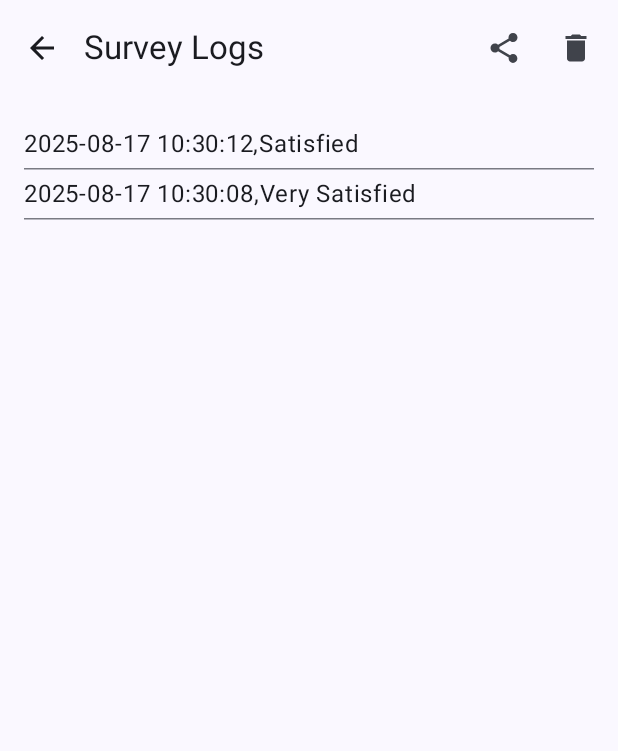
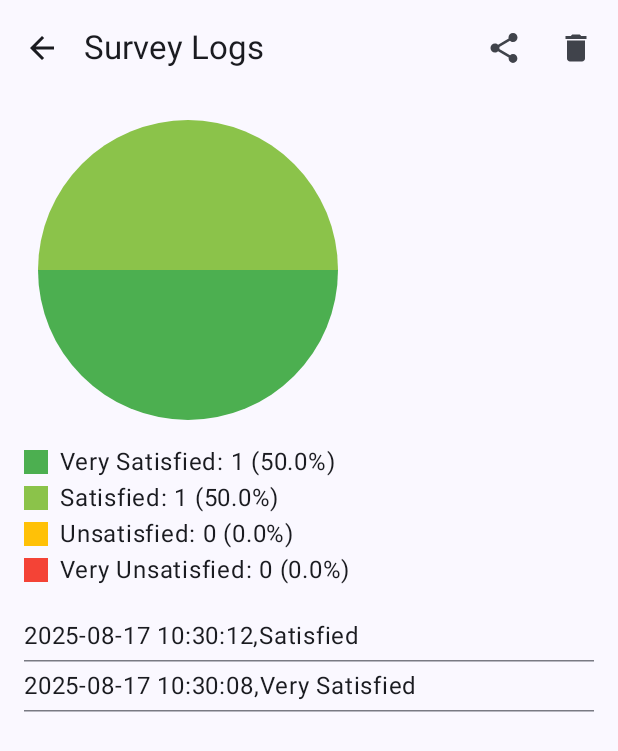
Before and after one commit to YutoNiki/local_survey, an Android app built with Jetpack Compose: the LogScreen screen opened through its navigation route, on a phone screen of 412 x 824 dp. Shown: the top 751 px of the screen. Run offline under Robolectric (Android 15) with nearby library versions, the phone set to English and light mode, and no system bars.

Commit message:
add pie chart

```diff
--- a/app/src/main/java/com/example/local_survey/MainActivity.kt
+++ b/app/src/main/java/com/example/local_survey/MainActivity.kt
@@ -32,6 +32,7 @@ import androidx.navigation.NavController
 import androidx.navigation.compose.NavHost
 import androidx.navigation.compose.composable
 import androidx.navigation.compose.rememberNavController
+import com.example.local_survey.ui.screens.LogScreen
 import com.example.local_survey.ui.theme.Local_surveyTheme
 import kotlinx.coroutines.delay
 import kotlinx.coroutines.launch
@@ -40,6 +41,7 @@ import java.text.SimpleDateFormat
 import java.util.*
 import androidx.activity.compose.LocalActivity
 import androidx.compose.foundation.Image
+import android.content.res.Configuration
 
 
 // --- Navigation Routes ---
@@ -275,6 +277,8 @@ fun SurveyScreen(navController: NavController) {
     }
 }
 
+
+
 @OptIn(ExperimentalMaterial3Api::class)
 @Composable
 fun PasswordScreen(navController: NavController) {
@@ -328,87 +332,6 @@ fun PasswordScreen(navController: NavController) {
     }
 }
 
-@OptIn(ExperimentalMaterial3Api::class)
-@Composable
-fun LogScreen(navController: NavController) {
-    val context = LocalContext.current
-    var logEntries by remember { mutableStateOf(readCsv(context)) }
-    var showDeleteDialog by remember { mutableStateOf(false) }
-
-    // Pre-fetch dialog strings
-    val deleteLogsConfirmationText = stringResource(R.string.delete_logs_confirmation)
-    val yesText = stringResource(R.string.yes)
-    val noText = stringResource(R.string.no)
-
-    Scaffold(
-        topBar = {
-            TopAppBar(
-                title = { Text(stringResource(R.string.survey_logs)) },
-                navigationIcon = {
-                    IconButton(onClick = { navController.popBackStack() }) {
-                        Icon(Icons.AutoMirrored.Filled.ArrowBack, contentDescription = stringResource(R.string.view_logs))
-                    }
-                },
-                actions = {
-                    IconButton(onClick = { shareCsv(context) }) {
-                        Icon(Icons.Filled.Share, contentDescription = stringResource(R.string.share_logs))
-                    }
-                    IconButton(onClick = { showDeleteDialog = true }) {
-                        Icon(Icons.Filled.Delete, contentDescription = stringResource(R.string.delete_logs))
-                    }
-                }
-            )
-        }
-    ) { innerPadding ->
-        if (logEntries.isEmpty()) {
-            Box(
-                modifier = Modifier
-                    .fillMaxSize()
-                    .padding(innerPadding),
-                contentAlignment = Alignment.Center
-            ) {
-                Text(stringResource(R.string.no_logs_found))
-            }
-        } else {
-            LazyColumn(
-                modifier = Modifier
-                    .fillMaxSize()
-                    .padding(innerPadding)
-                    .padding(16.dp)
-            ) {
-                items(logEntries) { entry ->
-                    Text(entry, modifier = Modifier.padding(vertical = 4.dp))
-                    HorizontalDivider()
-                }
-            }
-        }
-    }
-
-    if (showDeleteDialog) {
-        AlertDialog(
-            onDismissRequest = { showDeleteDialog = false },
-            title = { Text(stringResource(R.string.delete_logs)) },
-            text = { Text(deleteLogsConfirmationText) },
-            confirmButton = {
-                Button(onClick = {
-                    if (deleteCsv(context)) {
-                        logEntries = emptyList() // Update UI immediately
-                    }
-                    showDeleteDialog = false
-                }) {
-                    Text(yesText)
-                }
-            },
-            dismissButton = {
-                Button(onClick = { showDeleteDialog = false }) {
-                    Text(noText)
-                }
-            }
-        )
-    }
-}
-
-
 // --- Reusable Components & Previews ---
 
 @Composable
@@ -453,12 +376,3 @@ fun PasswordScreenPreview() {
         PasswordScreen(navController)
     }
 }
-
-@Preview(showBackground = true)
-@Composable
-fun LogScreenPreview() {
-    Local_surveyTheme {
-        val navController = rememberNavController()
-        LogScreen(navController)
-    }
-}
--- /dev/null
+++ b/app/src/main/java/com/example/local_survey/ui/components/PieChart.kt
@@ -0,0 +1,118 @@
+package com.example.local_survey.ui.components
+
+import android.content.Context
+import androidx.compose.foundation.Canvas
+import androidx.compose.foundation.background
+import androidx.compose.foundation.layout.*
+import androidx.compose.material3.Text
+import androidx.compose.runtime.Composable
+import androidx.compose.ui.Alignment
+import androidx.compose.ui.Modifier
+import androidx.compose.ui.geometry.Offset
+import androidx.compose.ui.graphics.Color
+import androidx.compose.ui.res.stringResource
+import androidx.compose.ui.unit.dp
+import com.example.local_survey.R
+import com.example.local_survey.ui.theme.Amber400
+import com.example.local_survey.ui.theme.Green400
+import com.example.local_survey.ui.theme.LightGreen400
+import com.example.local_survey.ui.theme.Red400
+
+enum class SatisfactionLevel {
+    VERY_SATISFIED,
+    SATISFIED,
+    UNSATISFIED,
+    VERY_UNSATISFIED
+}
+
+@Composable
+fun getSatisfactionLevel(context: Context, rating: String): SatisfactionLevel? {
+    return when (rating) {
+        stringResource(R.string.very_satisfied) -> SatisfactionLevel.VERY_SATISFIED
+        stringResource(R.string.satisfied) -> SatisfactionLevel.SATISFIED
+        stringResource(R.string.unsatisfied) -> SatisfactionLevel.UNSATISFIED
+        stringResource(R.string.very_unsatisfied) -> SatisfactionLevel.VERY_UNSATISFIED
+        else -> null
+    }
+}
+
+@Composable
+fun calculateSatisfactionData(context: Context, logEntries: List<String>): Map<SatisfactionLevel, Int> {
+    val satisfactionCounts = mutableMapOf(
+        SatisfactionLevel.VERY_SATISFIED to 0,
+        SatisfactionLevel.SATISFIED to 0,
+        SatisfactionLevel.UNSATISFIED to 0,
+        SatisfactionLevel.VERY_UNSATISFIED to 0
+    )
+
+    logEntries.forEach { entry ->
+        val parts = entry.split(",")
+        if (parts.size > 1) {
+            val rating = parts[1].trim()
+            val level = getSatisfactionLevel(context, rating)
+            level?.let {
+                satisfactionCounts[it] = satisfactionCounts.getValue(it) + 1
+            }
+        }
+    }
+    return satisfactionCounts
+}
+
+@Composable
+fun SatisfactionPieChart(data: Map<SatisfactionLevel, Int>) {
+    val total = data.values.sum().toFloat()
+    if (total == 0f) {
+        Text(stringResource(R.string.no_logs_found), modifier = Modifier.padding(16.dp))
+        return
+    }
+
+    val slices = data.map { (level, count) ->
+        val label = when (level) {
+            SatisfactionLevel.VERY_SATISFIED -> stringResource(R.string.very_satisfied)
+            SatisfactionLevel.SATISFIED -> stringResource(R.string.satisfied)
+            SatisfactionLevel.UNSATISFIED -> stringResource(R.string.unsatisfied)
+            SatisfactionLevel.VERY_UNSATISFIED -> stringResource(R.string.very_unsatisfied)
+        }
+        PieSlice(label, count.toFloat() / total, count)
+    }
+
+    val colors = listOf(
+        Green400, // Green for Very Satisfied
+        LightGreen400, // Light Green for Satisfied
+        Amber400, // Amber for Unsatisfied
+        Red400  // Red for Very Unsatisfied
+    )
+
+    Column(horizontalAlignment = Alignment.CenterHorizontally, modifier = Modifier.padding(16.dp)) {
+        Canvas(modifier = Modifier.size(200.dp)) {
+            var startAngle = 0f
+            slices.forEachIndexed { index, slice ->
+                val sweepAngle = slice.percentage * 360f
+                drawArc(
+                    color = colors[index % colors.size],
+                    startAngle = startAngle,
+                    sweepAngle = sweepAngle,
+                    useCenter = true,
+                    topLeft = Offset.Zero,
+                    size = size
+                )
+                startAngle += sweepAngle
+            }
+        }
+        Spacer(modifier = Modifier.height(16.dp))
+        // Legend
+        Column(horizontalAlignment = Alignment.Start) {
+            slices.forEachIndexed { index, slice ->
+                Row(verticalAlignment = Alignment.CenterVertically) {
+                    Box(modifier = Modifier
+                        .size(16.dp)
+                        .background(colors[index % colors.size]))
+                    Spacer(modifier = Modifier.width(8.dp))
+                    Text("${slice.label}: ${slice.count} (${"%.1f".format(slice.percentage * 100)}%)")
+                }
+            }
+        }
+    }
+}
+
+data class PieSlice(val label: String, val percentage: Float, val count: Int)
--- /dev/null
+++ b/app/src/main/java/com/example/local_survey/ui/screens/LogScreen.kt
@@ -0,0 +1,113 @@
+package com.example.local_survey.ui.screens
+
+import android.content.Context
+import android.widget.Toast
+import androidx.compose.foundation.layout.*
+import androidx.compose.foundation.lazy.LazyColumn
+import androidx.compose.foundation.lazy.items
+import androidx.compose.material.icons.Icons
+import androidx.compose.material.icons.automirrored.filled.ArrowBack
+import androidx.compose.material.icons.filled.Delete
+import androidx.compose.material.icons.filled.Share
+import androidx.compose.material3.*
+import androidx.compose.runtime.*
+import androidx.compose.ui.Alignment
+import androidx.compose.ui.Modifier
+import androidx.compose.ui.platform.LocalContext
+import androidx.compose.ui.res.stringResource
+import androidx.compose.ui.unit.dp
+import androidx.navigation.NavController
+import com.example.local_survey.R
+import com.example.local_survey.deleteCsv
+import com.example.local_survey.readCsv
+import com.example.local_survey.shareCsv
+import com.example.local_survey.ui.components.SatisfactionPieChart
+import com.example.local_survey.ui.components.calculateSatisfactionData
+
+@OptIn(ExperimentalMaterial3Api::class)
+@Composable
+fun LogScreen(navController: NavController) {
+    val context = LocalContext.current
+    var logEntries by remember { mutableStateOf(readCsv(context)) }
+    var showDeleteDialog by remember { mutableStateOf(false) }
+
+    // Pre-fetch dialog strings
+    val deleteLogsConfirmationText = stringResource(R.string.delete_logs_confirmation)
+    val yesText = stringResource(R.string.yes)
+    val noText = stringResource(R.string.no)
+
+    Scaffold(
+        topBar = {
+            TopAppBar(
+                title = { Text(stringResource(R.string.survey_logs)) },
+                navigationIcon = {
+                    IconButton(onClick = { navController.popBackStack() }) {
+                        Icon(Icons.AutoMirrored.Filled.ArrowBack, contentDescription = stringResource(R.string.view_logs))
+                    }
+                },
+                actions = {
+                    IconButton(onClick = { shareCsv(context) }) {
+                        Icon(Icons.Filled.Share, contentDescription = stringResource(R.string.share_logs))
+                    }
+                    IconButton(onClick = { showDeleteDialog = true }) {
+                        Icon(Icons.Filled.Delete, contentDescription = stringResource(R.string.delete_logs))
+                    }
+                }
+            )
+        }
+    ) { innerPadding ->
+        if (logEntries.isEmpty()) {
+            Box(
+                modifier = Modifier
+                    .fillMaxSize()
+                    .padding(innerPadding),
+                contentAlignment = Alignment.Center
+            ) {
+                Text(stringResource(R.string.no_logs_found))
+            }
+        } else {
+            val satisfactionData = calculateSatisfactionData(context, logEntries)
+            Column(
+                modifier = Modifier
+                    .fillMaxSize()
+                    .padding(innerPadding)
+            ) {
+                SatisfactionPieChart(data = satisfactionData)
+                LazyColumn(
+                    modifier = Modifier
+                        .fillMaxWidth()
+                        .weight(1f) // Take remaining space
+                        .padding(horizontal = 16.dp)
+                ) {
+                items(logEntries) { entry ->
+                    Text(entry, modifier = Modifier.padding(vertical = 4.dp))
+                    HorizontalDivider()
+                }
+            }
+        }
+    }
+    }
+
+    if (showDeleteDialog) {
+        AlertDialog(
+            onDismissRequest = { showDeleteDialog = false },
+            title = { Text(stringResource(R.string.delete_logs)) },
+            text = { Text(deleteLogsConfirmationText) },
+            confirmButton = {
+                Button(onClick = {
+                    if (deleteCsv(context)) {
+                        logEntries = emptyList() // Update UI immediately
+                    }
+                    showDeleteDialog = false
+                }) {
+                    Text(yesText)
+                }
+            },
+            dismissButton = {
+                Button(onClick = { showDeleteDialog = false }) {
+                    Text(noText)
+                }
+            }
+        )
+    }
+}
--- a/app/src/main/java/com/example/local_survey/ui/theme/Color.kt
+++ b/app/src/main/java/com/example/local_survey/ui/theme/Color.kt
@@ -9,3 +9,8 @@ val Pink80 = Color(0xFFEFB8C8)
 val Purple40 = Color(0xFF6650a4)
 val PurpleGrey40 = Color(0xFF625b71)
 val Pink40 = Color(0xFF7D5260)
+
+val Green400 = Color(0xFF4CAF50)
+val LightGreen400 = Color(0xFF8BC34A)
+val Amber400 = Color(0xFFFFC107)
+val Red400 = Color(0xFFF44336)
```
